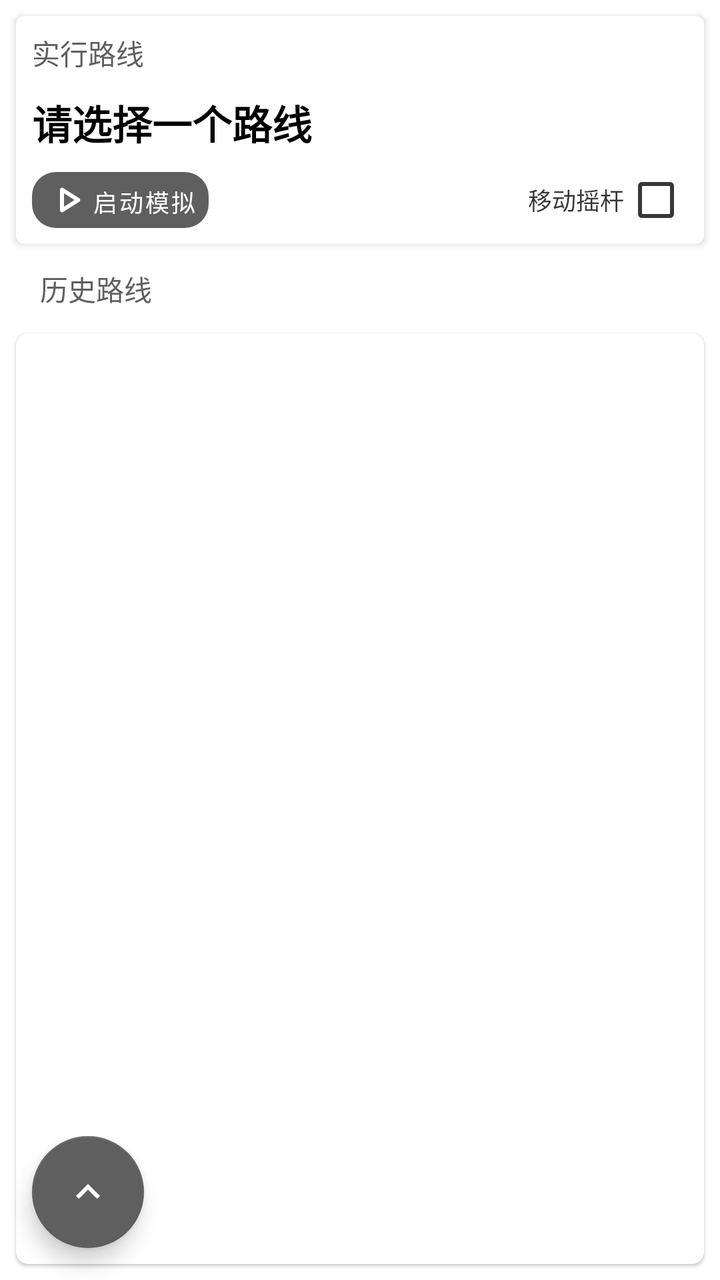
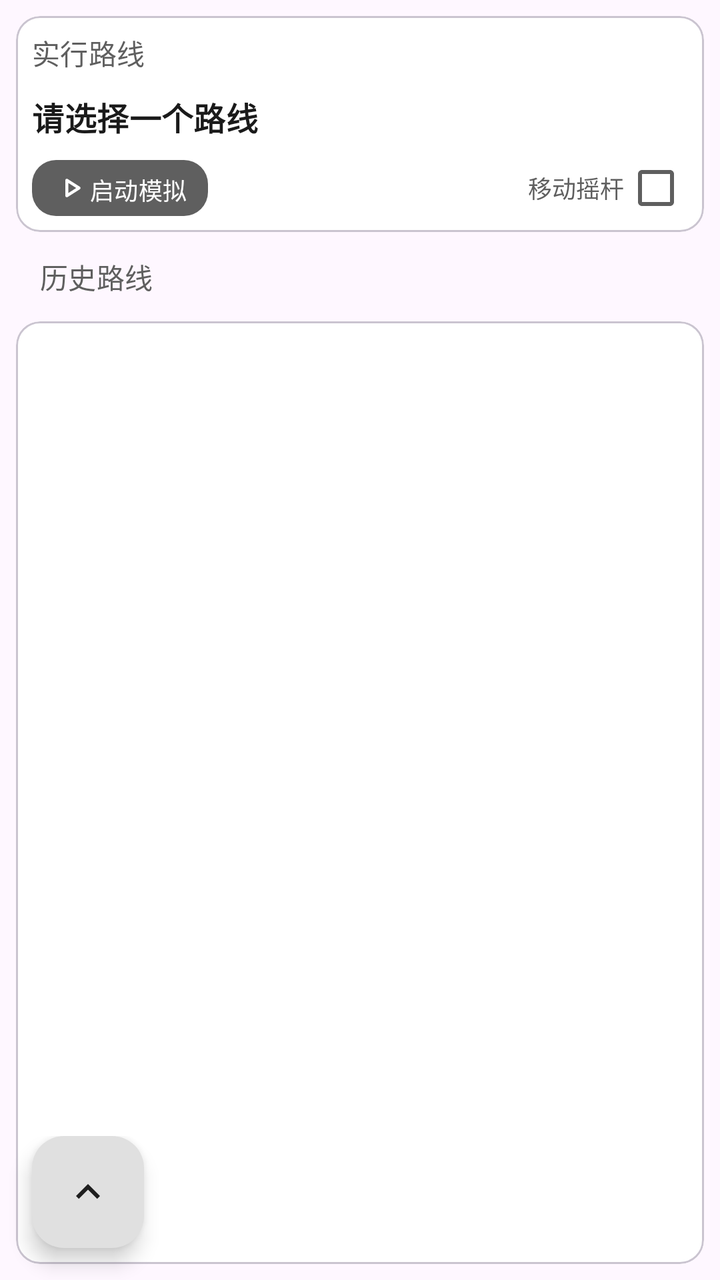

The first picture is an Android layout as it rendered before a commit; the second is the same layout after the commit. The layout source and the unified diff follow.
<!-- AndroidManifest.xml: application theme AppTheme -->
<!-- res/layout/fragment_route_mock.xml -->
<?xml version="1.0" encoding="utf-8"?>
<androidx.coordinatorlayout.widget.CoordinatorLayout xmlns:android="http://schemas.android.com/apk/res/android"
    xmlns:app="http://schemas.android.com/apk/res-auto"
    xmlns:tools="http://schemas.android.com/tools"
    android:layout_width="match_parent"
    android:layout_height="match_parent"
    tools:context=".ui.mock.MockFragment">

    <LinearLayout
        android:layout_width="match_parent"
        android:layout_height="match_parent"
        android:orientation="vertical">

        <androidx.cardview.widget.CardView
            android:id="@+id/mock_location_card"
            android:layout_width="match_parent"
            android:layout_height="wrap_content"
            app:cardCornerRadius="4dp"
            android:layout_margin="8dp"
            app:cardPreventCornerOverlap="false"
            app:contentPadding="8dp">

            <LinearLayout
                android:layout_width="match_parent"
                android:layout_height="wrap_content"
                android:orientation="vertical">

                <TextView
                    android:layout_width="match_parent"
                    android:layout_height="wrap_content"
                    android:textColor="@color/portal_mini_title_color"
                    android:textAppearance="@style/TextAppearance.AppCompat.Inverse"
                    android:text="@string/target_route"/>

                <LinearLayout
                    android:layout_width="match_parent"
                    android:layout_height="wrap_content"
                    android:layout_marginTop="10dp"
                    android:layout_marginBottom="10dp"
                    android:orientation="vertical">

                    <TextView
                        android:id="@+id/mock_route_name"
                        android:layout_width="match_parent"
                        android:layout_height="wrap_content"
                        android:text="@string/none_route"
                        android:textAppearance="@style/TextAppearance.AppCompat.Title"
                        android:textColor="@color/black"
                        android:textStyle="bold" />
                </LinearLayout>

                <LinearLayout
                    android:layout_width="match_parent"
                    android:layout_height="wrap_content"
                    android:baselineAligned="false"
                    android:orientation="horizontal">

                    <LinearLayout
                        android:layout_width="0dp"
                        android:layout_height="wrap_content"
                        android:layout_weight="1">

                        <com.google.android.material.button.MaterialButton
                            android:id="@+id/switch_mock"
                            android:layout_width="wrap_content"
                            android:layout_height="28dp"
                            android:textColor="@color/white"
                            android:text="@string/start_mock"
                            style="@style/Widget.MaterialComponents.Button.UnelevatedButton"
                            android:insetRight="0dp"
                            android:insetLeft="0dp"
                            android:insetTop="0dp"
                            android:insetBottom="0dp"
                            android:textSize="12sp"
                            app:icon="@drawable/rounded_play_arrow_24"
                            app:iconGravity="textStart"
                            app:iconPadding="0dp"
                            android:padding="6dp"
                            app:iconTint="@color/white"
                            app:cornerRadius="12dp"/>

                    </LinearLayout>

                    <LinearLayout
                        android:layout_width="0dp"
                        android:layout_weight="1"
                        android:layout_height="match_parent"
                        android:gravity="end|center">

                        <CheckedTextView
                            android:id="@+id/rocker"
                            android:layout_width="wrap_content"
                            android:layout_height="wrap_content"
                            android:checkMark="?android:attr/listChoiceIndicatorMultiple"
                            android:checkMarkTint="@color/portal_mock_off"
                            android:checked="false"
                            android:gravity="center"
                            android:text="@string/rocker"
                            android:textColor="@color/portal_mock_off"
                            android:textSize="12sp" />
                    </LinearLayout>
                </LinearLayout>

            </LinearLayout>
        </androidx.cardview.widget.CardView>

        <TextView
            android:layout_width="match_parent"
            android:layout_height="wrap_content"
            android:layout_marginTop="4dp"
            android:layout_marginLeft="20dp"
            android:layout_marginRight="20dp"
            android:layout_marginBottom="4dp"
            android:textAppearance="@style/TextAppearance.AppCompat.Inverse"
            android:textColor="@color/portal_mini_title_color"
            android:text="@string/history_route"/>

        <com.google.android.material.card.MaterialCardView
            android:layout_width="match_parent"
            android:layout_height="match_parent"
            android:layout_margin="8dp"
            app:cardCornerRadius="6dp"
            app:cardPreventCornerOverlap="false"
            app:contentPadding="8dp">

            <androidx.recyclerview.widget.RecyclerView
                android:id="@+id/historical_route_list"
                android:layout_width="match_parent"
                android:layout_height="match_parent"/>

        </com.google.android.material.card.MaterialCardView>

    </LinearLayout>

    <com.google.android.material.floatingactionbutton.FloatingActionButton
        android:id="@+id/fab_mock_location"
        android:layout_width="wrap_content"
        android:layout_height="wrap_content"
        android:layout_marginBottom="@dimen/fab_margin"
        android:layout_marginEnd="@dimen/fab_margin"
        android:contentDescription="@string/follow_location"
        app:srcCompat="@drawable/sharp_location_off_24"
        android:backgroundTint="@color/portal_mock_off"
        android:tint="@color/portal_appbar_color"
        app:fabSize="auto"
        android:visibility="gone"
        android:layout_gravity="bottom|end"/>


    <LinearLayout
        android:layout_width="match_parent"
        android:layout_height="wrap_content"
        android:layout_gravity="bottom|start">
        <com.google.android.material.floatingactionbutton.FloatingActionButton
            android:id="@+id/fab"
            android:layout_width="wrap_content"
            android:layout_height="wrap_content"
            android:layout_marginStart="@dimen/fab_margin"
            android:layout_marginBottom="@dimen/fab_margin"
            android:importantForAccessibility="no"
            app:srcCompat="@drawable/baseline_keyboard_arrow_up_24"
            app:fabSize="normal"/>
        <LinearLayout
            android:layout_width="match_parent"
            android:layout_height="wrap_content"
            android:layout_gravity="center"
            android:orientation="horizontal">

            <com.google.android.material.floatingactionbutton.FloatingActionButton
                android:id="@+id/fab_add_route"
                android:layout_width="wrap_content"
                android:layout_height="wrap_content"
                android:layout_marginBottom="@dimen/fab_margin"
                android:contentDescription="@string/add_route"
                android:visibility="gone"
                app:srcCompat="@drawable/baseline_route_24"
                app:fabSize="mini"/>
        </LinearLayout>
    </LinearLayout>

</androidx.coordinatorlayout.widget.CoordinatorLayout>
<!-- resources referenced by this layout -->
<resources>
  <color name="black">#FF000000</color>
  <color name="portal_appbar_color">#5F5F5F</color>
  <color name="portal_mini_title_color">#5F5F5F</color>
  <color name="portal_mock_off">#373737</color>
  <color name="white">#FFFFFFFF</color>
  <dimen name="fab_margin">16dp</dimen>
  <!-- drawable baseline_keyboard_arrow_up_24 (drawable) -->
  <vector xmlns:android="http://schemas.android.com/apk/res/android" android:autoMirrored="true" android:height="24dp" android:tint="#FFFFFF" android:viewportHeight="24" android:viewportWidth="24" android:width="24dp">
        
      <path android:fillColor="@android:color/white" android:pathData="M7.41,15.41L12,10.83l4.59,4.58L18,14l-6,-6 -6,6z"/>
      
  </vector>
  <!-- drawable sharp_location_off_24 (drawable) -->
  <vector xmlns:android="http://schemas.android.com/apk/res/android" android:autoMirrored="true" android:height="24dp" android:tint="#FFFFFF" android:viewportHeight="24" android:viewportWidth="24" android:width="24dp">
        
      <path android:fillColor="@android:color/white" android:pathData="M3.41,2.86L2,4.27l3.18,3.18C5.07,7.95 5,8.47 5,9c0,5.25 7,13 7,13s1.67,-1.85 3.38,-4.35L18.73,21l1.41,-1.41L3.41,2.86zM12,2c-1.84,0 -3.5,0.71 -4.75,1.86l3.19,3.19c0.43,-0.34 0.97,-0.55 1.56,-0.55 1.38,0 2.5,1.12 2.5,2.5 0,0.59 -0.21,1.13 -0.56,1.56l3.55,3.55C18.37,12.36 19,10.57 19,9c0,-3.87 -3.13,-7 -7,-7z"/>
      
  </vector>
  <string name="add_route">创建路线</string>
  <string name="follow_location">镜头跟随</string>
  <string name="history_route">历史路线</string>
  <string name="none_route">请选择一个路线</string>
  <string name="rocker">移动摇杆</string>
  <string name="start_mock">启动模拟</string>
  <string name="target_route">实行路线</string>
  <style name="AppTheme" parent="Theme.MaterialComponents.Light.NoActionBar">
          <item name="colorPrimaryVariant">@color/purple_700</item>
          <item name="colorOnPrimary">@color/portal_appbar_color</item>
          <item name="colorSecondary">@color/portal_appbar_color</item>
          <item name="colorSecondaryVariant">@color/portal_appbar_color_center</item>
  
  
          <item name="colorOnSecondary">@color/white</item>
          <item name="colorPrimary">@color/theme_appbar_color</item>
          <item name="colorControlHighlight">@color/theme_focused_touch</item>
  
          <item name="colorPrimaryDark">@color/portal_appbar_color</item>
          <item name="android:statusBarColor">@android:color/transparent</item>
          <item name="windowActionModeOverlay">true</item>
          <item name="windowActionBar">false</item>
          <item name="windowNoTitle">true</item>
          <item name="android:windowDrawsSystemBarBackgrounds">true</item>
          <item name="android:windowTranslucentStatus">true</item>
          <item name="colorControlNormal">@color/white</item>
          <item name="colorControlActivated">@color/portal_appbar_color_dark</item>
          <item name="android:textColorHint">@android:color/white</item>
          <item name="android:editTextColor">@android:color/white</item>
          <item name="searchViewStyle">@style/Portal.SearchViewStyle</item>
          <item name="selectableItemBackgroundBorderless">@drawable/ripple_effect</item>
          <item name="sliderStyle">@style/Portal.SliderTheme</item>
      </style>
  <color name="purple_700">#FF3700B3</color>
  <color name="portal_appbar_color_center">#494949</color>
  <color name="theme_appbar_color">#5F5F5F</color>
  <color name="theme_focused_touch">#A0A0A0</color>
  <color name="portal_appbar_color_dark">#373737</color>
  <style name="Portal.SearchViewStyle" parent="Widget.AppCompat.SearchView">
      </style>
  <!-- drawable ripple_effect (drawable) -->
  <ripple xmlns:android="http://schemas.android.com/apk/res/android"
      android:color="@color/selected_color">
      <item android:id="@android:id/mask" android:drawable="@color/white"/>
  </ripple >
  <style name="Portal.SliderTheme" parent="Widget.MaterialComponents.Slider">
  
      </style>
  <color name="selected_color">#BCBCBC</color>
  <!-- unchanged entries left out for length: 2 -->
</resources>

<!-- the commit's change to res/layout/fragment_route_mock.xml (unified diff, before → after) -->
@@ -11,11 +11,11 @@
         android:layout_height="match_parent"
         android:orientation="vertical">
 
-        <androidx.cardview.widget.CardView
+        <com.google.android.material.card.MaterialCardView
             android:id="@+id/mock_location_card"
             android:layout_width="match_parent"
             android:layout_height="wrap_content"
-            app:cardCornerRadius="4dp"
+            app:cardCornerRadius="12dp"
             android:layout_margin="8dp"
             app:cardPreventCornerOverlap="false"
             app:contentPadding="8dp">
@@ -28,8 +28,8 @@
                 <TextView
                     android:layout_width="match_parent"
                     android:layout_height="wrap_content"
-                    android:textColor="@color/portal_mini_title_color"
-                    android:textAppearance="@style/TextAppearance.AppCompat.Inverse"
+                    android:textColor="?attr/colorOnSurfaceVariant"
+                    android:textAppearance="@style/TextAppearance.Material3.TitleSmall"
                     android:text="@string/target_route"/>
 
                 <LinearLayout
@@ -44,8 +44,8 @@
                         android:layout_width="match_parent"
                         android:layout_height="wrap_content"
                         android:text="@string/none_route"
-                        android:textAppearance="@style/TextAppearance.AppCompat.Title"
-                        android:textColor="@color/black"
+                        android:textAppearance="@style/TextAppearance.Material3.TitleMedium"
+                        android:textColor="?attr/colorOnSurface"
                         android:textStyle="bold" />
                 </LinearLayout>
 
@@ -64,9 +64,9 @@
                             android:id="@+id/switch_mock"
                             android:layout_width="wrap_content"
                             android:layout_height="28dp"
-                            android:textColor="@color/white"
+                            android:textColor="?attr/colorOnPrimary"
                             android:text="@string/start_mock"
-                            style="@style/Widget.MaterialComponents.Button.UnelevatedButton"
+                            style="@style/Widget.Material3.Button"
                             android:insetRight="0dp"
                             android:insetLeft="0dp"
                             android:insetTop="0dp"
@@ -76,7 +76,7 @@
                             app:iconGravity="textStart"
                             app:iconPadding="0dp"
                             android:padding="6dp"
-                            app:iconTint="@color/white"
+                            app:iconTint="?attr/colorOnPrimary"
                             app:cornerRadius="12dp"/>
 
                     </LinearLayout>
@@ -92,17 +92,17 @@
                             android:layout_width="wrap_content"
                             android:layout_height="wrap_content"
                             android:checkMark="?android:attr/listChoiceIndicatorMultiple"
-                            android:checkMarkTint="@color/portal_mock_off"
+                            android:checkMarkTint="?attr/colorOnSurfaceVariant"
                             android:checked="false"
                             android:gravity="center"
                             android:text="@string/rocker"
-                            android:textColor="@color/portal_mock_off"
+                            android:textColor="?attr/colorOnSurfaceVariant"
                             android:textSize="12sp" />
                     </LinearLayout>
                 </LinearLayout>
 
             </LinearLayout>
-        </androidx.cardview.widget.CardView>
+        </com.google.android.material.card.MaterialCardView>
 
         <TextView
             android:layout_width="match_parent"
@@ -111,15 +111,15 @@
             android:layout_marginLeft="20dp"
             android:layout_marginRight="20dp"
             android:layout_marginBottom="4dp"
-            android:textAppearance="@style/TextAppearance.AppCompat.Inverse"
-            android:textColor="@color/portal_mini_title_color"
+            android:textAppearance="@style/TextAppearance.Material3.TitleSmall"
+            android:textColor="?attr/colorOnSurfaceVariant"
             android:text="@string/history_route"/>
 
         <com.google.android.material.card.MaterialCardView
             android:layout_width="match_parent"
             android:layout_height="match_parent"
             android:layout_margin="8dp"
-            app:cardCornerRadius="6dp"
+            app:cardCornerRadius="12dp"
             app:cardPreventCornerOverlap="false"
             app:contentPadding="8dp">
 
@@ -140,8 +140,8 @@
         android:layout_marginEnd="@dimen/fab_margin"
         android:contentDescription="@string/follow_location"
         app:srcCompat="@drawable/sharp_location_off_24"
-        android:backgroundTint="@color/portal_mock_off"
-        android:tint="@color/portal_appbar_color"
+        android:backgroundTint="?attr/colorPrimaryContainer"
+        android:tint="?attr/colorOnPrimaryContainer"
         app:fabSize="auto"
         android:visibility="gone"
         android:layout_gravity="bottom|end"/>
<!-- resource entries referenced after the edit -->
@@ -1,10 +1,5 @@
 <!-- resources referenced by this layout -->
 <resources>
-  <color name="black">#FF000000</color>
-  <color name="portal_appbar_color">#5F5F5F</color>
-  <color name="portal_mini_title_color">#5F5F5F</color>
-  <color name="portal_mock_off">#373737</color>
-  <color name="white">#FFFFFFFF</color>
   <dimen name="fab_margin">16dp</dimen>
   <!-- drawable baseline_keyboard_arrow_up_24 (drawable) -->
   <vector xmlns:android="http://schemas.android.com/apk/res/android" android:autoMirrored="true" android:height="24dp" android:tint="#FFFFFF" android:viewportHeight="24" android:viewportWidth="24" android:width="24dp">
@@ -25,48 +20,36 @@
   <string name="rocker">移动摇杆</string>
   <string name="start_mock">启动模拟</string>
   <string name="target_route">实行路线</string>
-  <style name="AppTheme" parent="Theme.MaterialComponents.Light.NoActionBar">
-          <item name="colorPrimaryVariant">@color/purple_700</item>
-          <item name="colorOnPrimary">@color/portal_appbar_color</item>
-          <item name="colorSecondary">@color/portal_appbar_color</item>
-          <item name="colorSecondaryVariant">@color/portal_appbar_color_center</item>
+  <style name="AppTheme" parent="Theme.Material3.Light.NoActionBar">
+          
+          <item name="colorPrimary">#5F5F5F</item>
+          <item name="colorOnPrimary">#FFFFFF</item>
+          <item name="colorPrimaryContainer">#E0E0E0</item>
+          <item name="colorOnPrimaryContainer">#1E1E1E</item>
+          <item name="colorSecondary">#494949</item>
+          <item name="colorOnSecondary">#FFFFFF</item>
+          <item name="colorSecondaryContainer">#E7E7E7</item>
+          <item name="colorOnSecondaryContainer">#2A2A2A</item>
+          <item name="colorSurface">#FFFFFF</item>
+          <item name="colorOnSurface">#1A1A1A</item>
+          <item name="colorSurfaceVariant">#F0F0F0</item>
+          <item name="colorOnSurfaceVariant">#5F5F5F</item>
+          <item name="colorOutline">#747474</item>
   
-  
-          <item name="colorOnSecondary">@color/white</item>
-          <item name="colorPrimary">@color/theme_appbar_color</item>
-          <item name="colorControlHighlight">@color/theme_focused_touch</item>
-  
-          <item name="colorPrimaryDark">@color/portal_appbar_color</item>
+          
           <item name="android:statusBarColor">@android:color/transparent</item>
+          <item name="android:windowDrawsSystemBarBackgrounds">true</item>
+          <item name="android:windowTranslucentStatus">true</item>
           <item name="windowActionModeOverlay">true</item>
           <item name="windowActionBar">false</item>
           <item name="windowNoTitle">true</item>
-          <item name="android:windowDrawsSystemBarBackgrounds">true</item>
-          <item name="android:windowTranslucentStatus">true</item>
-          <item name="colorControlNormal">@color/white</item>
-          <item name="colorControlActivated">@color/portal_appbar_color_dark</item>
-          <item name="android:textColorHint">@android:color/white</item>
-          <item name="android:editTextColor">@android:color/white</item>
+  
+          
           <item name="searchViewStyle">@style/Portal.SearchViewStyle</item>
-          <item name="selectableItemBackgroundBorderless">@drawable/ripple_effect</item>
           <item name="sliderStyle">@style/Portal.SliderTheme</item>
       </style>
-  <color name="purple_700">#FF3700B3</color>
-  <color name="portal_appbar_color_center">#494949</color>
-  <color name="theme_appbar_color">#5F5F5F</color>
-  <color name="theme_focused_touch">#A0A0A0</color>
-  <color name="portal_appbar_color_dark">#373737</color>
-  <style name="Portal.SearchViewStyle" parent="Widget.AppCompat.SearchView">
-      </style>
-  <!-- drawable ripple_effect (drawable) -->
-  <ripple xmlns:android="http://schemas.android.com/apk/res/android"
-      android:color="@color/selected_color">
-      <item android:id="@android:id/mask" android:drawable="@color/white"/>
-  </ripple >
-  <style name="Portal.SliderTheme" parent="Widget.MaterialComponents.Slider">
-  
-      </style>
-  <color name="selected_color">#BCBCBC</color>
+  <style name="Portal.SearchViewStyle" parent="Widget.AppCompat.SearchView" />
+  <style name="Portal.SliderTheme" parent="Widget.Material3.Slider" />
   <!-- unchanged entries left out for length: 2 -->
 </resources>
 
